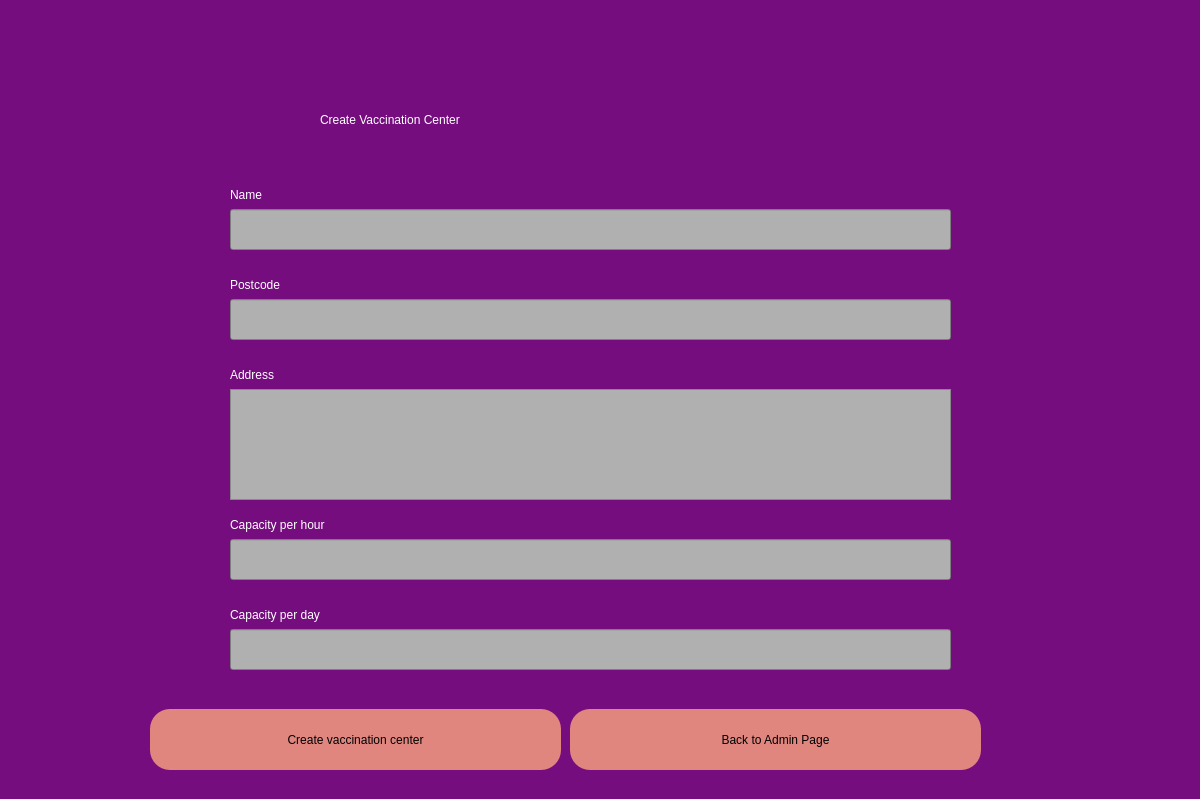
Qt form 4create_center.ui (Ajwaddo/pyqt5) before a commit.
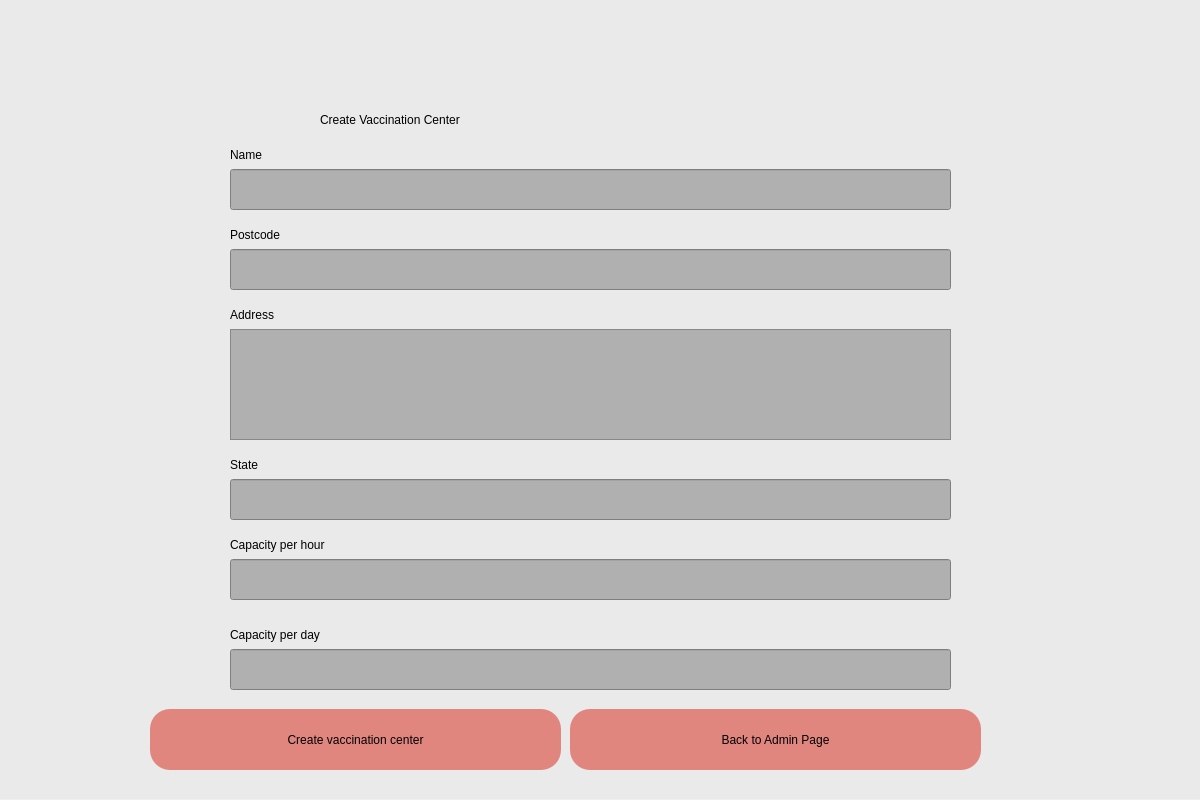
The same form after that commit.

The edit to the form file:
```diff
--- a/4create_center.ui
+++ b/4create_center.ui
@@ -24,7 +24,7 @@
    </property>
    <property name="styleSheet">
     <string notr="true">QWidget#widget{
-background-color:rgb(117, 13, 127);}</string>
+background-color:rgb(234, 234, 234);}</string>
    </property>
    <widget class="QLabel" name="label">
     <property name="geometry">
@@ -36,7 +36,7 @@
      </rect>
     </property>
     <property name="styleSheet">
-     <string notr="true">font: 32pt &quot;Calibri&quot;;color:white</string>
+     <string notr="true">font: 32pt &quot;Calibri&quot;;color:black</string>
     </property>
     <property name="text">
      <string>Create Vaccination Center</string>
@@ -63,13 +63,13 @@
     <property name="geometry">
      <rect>
       <x>230</x>
-      <y>180</y>
+      <y>140</y>
       <width>161</width>
       <height>31</height>
      </rect>
     </property>
     <property name="styleSheet">
-     <string notr="true">font: 16pt &quot;Calibri&quot;;color:white</string>
+     <string notr="true">font: 16pt &quot;Calibri&quot;;color:black</string>
     </property>
     <property name="text">
      <string>Name</string>
@@ -79,7 +79,7 @@
     <property name="geometry">
      <rect>
       <x>230</x>
-      <y>210</y>
+      <y>170</y>
       <width>721</width>
       <height>41</height>
      </rect>
@@ -93,7 +93,7 @@
     <property name="geometry">
      <rect>
       <x>230</x>
-      <y>300</y>
+      <y>250</y>
       <width>721</width>
       <height>41</height>
      </rect>
@@ -107,13 +107,13 @@
     <property name="geometry">
      <rect>
       <x>230</x>
-      <y>270</y>
+      <y>220</y>
       <width>161</width>
       <height>31</height>
      </rect>
     </property>
     <property name="styleSheet">
-     <string notr="true">font: 16pt &quot;Calibri&quot;;color:white</string>
+     <string notr="true">font: 16pt &quot;Calibri&quot;;color:black</string>
     </property>
     <property name="text">
      <string>Postcode</string>
@@ -123,13 +123,13 @@
     <property name="geometry">
      <rect>
       <x>230</x>
-      <y>360</y>
+      <y>300</y>
       <width>161</width>
       <height>31</height>
      </rect>
     </property>
     <property name="styleSheet">
-     <string notr="true">font: 16pt &quot;Calibri&quot;;color:white</string>
+     <string notr="true">font: 16pt &quot;Calibri&quot;;color:black</string>
     </property>
     <property name="text">
      <string>Address</string>
@@ -139,13 +139,13 @@
     <property name="geometry">
      <rect>
       <x>230</x>
-      <y>510</y>
+      <y>530</y>
       <width>201</width>
       <height>31</height>
      </rect>
     </property>
     <property name="styleSheet">
-     <string notr="true">font: 16pt &quot;Calibri&quot;;color:white</string>
+     <string notr="true">font: 16pt &quot;Calibri&quot;;color:black</string>
     </property>
     <property name="text">
      <string>Capacity per hour</string>
@@ -155,13 +155,13 @@
     <property name="geometry">
      <rect>
       <x>230</x>
-      <y>600</y>
+      <y>620</y>
       <width>191</width>
       <height>31</height>
      </rect>
     </property>
     <property name="styleSheet">
-     <string notr="true">font: 16pt &quot;Calibri&quot;;color:white</string>
+     <string notr="true">font: 16pt &quot;Calibri&quot;;color:black</string>
     </property>
     <property name="text">
      <string>Capacity per day</string>
@@ -171,7 +171,7 @@
     <property name="geometry">
      <rect>
       <x>230</x>
-      <y>390</y>
+      <y>330</y>
       <width>721</width>
       <height>111</height>
      </rect>
@@ -185,7 +185,7 @@
     <property name="geometry">
      <rect>
       <x>230</x>
-      <y>540</y>
+      <y>560</y>
       <width>721</width>
       <height>41</height>
      </rect>
@@ -199,7 +199,7 @@
     <property name="geometry">
      <rect>
       <x>230</x>
-      <y>630</y>
+      <y>650</y>
       <width>721</width>
       <height>41</height>
      </rect>
@@ -226,6 +226,36 @@
      <string>Back to Admin Page</string>
     </property>
    </widget>
+   <widget class="QLineEdit" name="text_edit_state">
+    <property name="geometry">
+     <rect>
+      <x>230</x>
+      <y>480</y>
+      <width>721</width>
+      <height>41</height>
+     </rect>
+    </property>
+    <property name="styleSheet">
+     <string notr="true">background-color:rgb(176, 176, 176);
+font: 20pt &quot;Calibri&quot;;color:rgb(79, 79, 79)</string>
+    </property>
+   </widget>
+   <widget class="QLabel" name="label_name_6">
+    <property name="geometry">
+     <rect>
+      <x>230</x>
+      <y>450</y>
+      <width>161</width>
+      <height>31</height>
+     </rect>
+    </property>
+    <property name="styleSheet">
+     <string notr="true">font: 16pt &quot;Calibri&quot;;color:black</string>
+    </property>
+    <property name="text">
+     <string>State</string>
+    </property>
+   </widget>
   </widget>
  </widget>
  <resources/>
```
